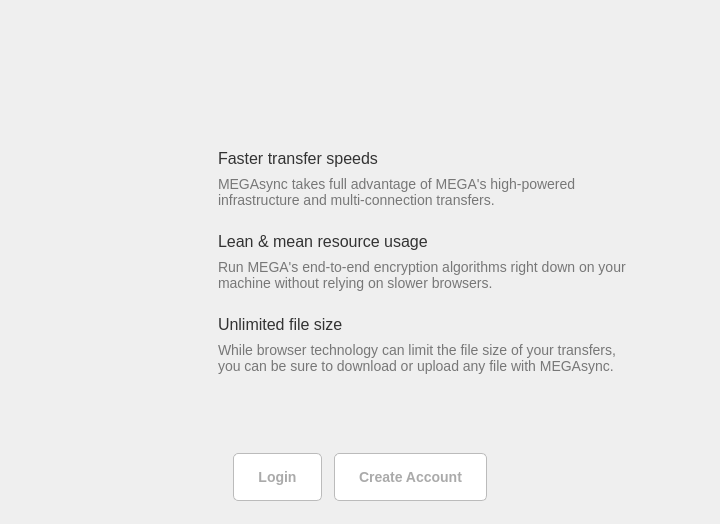
The window that src/MEGASync/gui/linux/InfoWizard.ui (meganz/MEGAsync) describes before a commit, drawn with Qt 5.
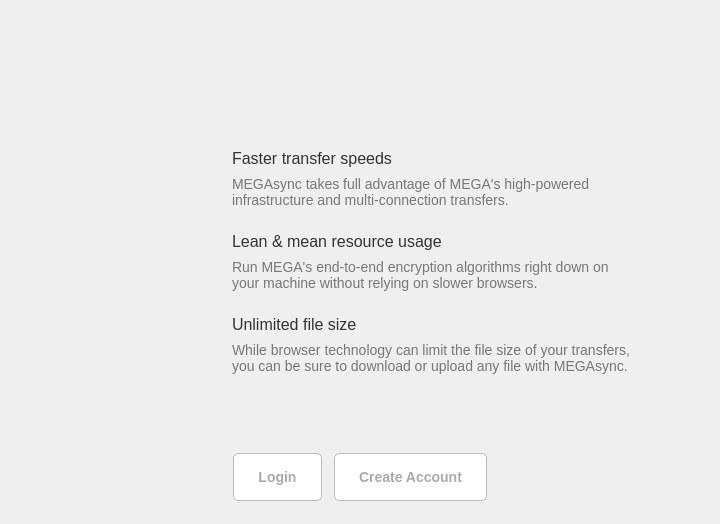
The same window after the commit. Icons and pictures are not drawn.

```diff
--- a/src/MEGASync/gui/linux/InfoWizard.ui
+++ b/src/MEGASync/gui/linux/InfoWizard.ui
@@ -649,7 +649,7 @@
                </property>
                <layout class="QHBoxLayout" name="horizontalLayout_5">
                 <property name="spacing">
-                 <number>0</number>
+                 <number>14</number>
                 </property>
                 <property name="leftMargin">
                  <number>0</number>
@@ -762,7 +762,7 @@
                </property>
                <layout class="QHBoxLayout" name="horizontalLayout_6">
                 <property name="spacing">
-                 <number>0</number>
+                 <number>14</number>
                 </property>
                 <property name="leftMargin">
                  <number>0</number>
@@ -869,7 +869,7 @@
                </property>
                <layout class="QHBoxLayout" name="horizontalLayout_7">
                 <property name="spacing">
-                 <number>0</number>
+                 <number>14</number>
                 </property>
                 <property name="leftMargin">
                  <number>0</number>
```
Left out of the diff: 3 changed lines with no effect on the pictures.
